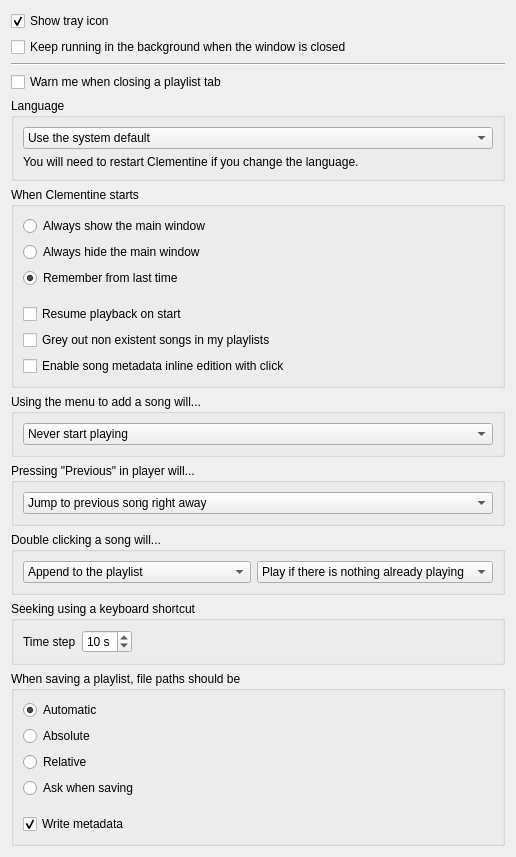
Above: src/ui/behavioursettingspage.ui from clementine-player/Clementine before the change. Below: the same form after it.
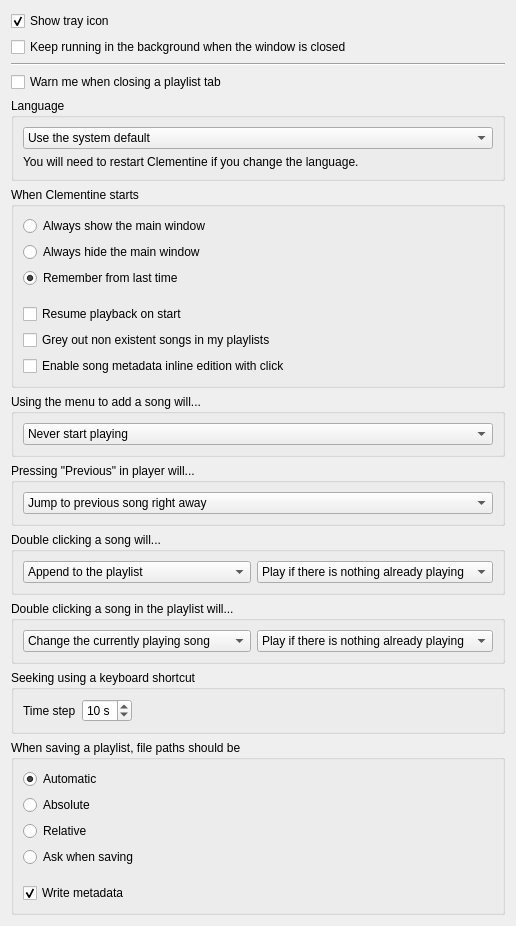
That is the form after the change.

Commit message: work on adding UI options for double clicking songs in playlist

The edit to the form file:
```diff
--- a/src/ui/behavioursettingspage.ui
+++ b/src/ui/behavioursettingspage.ui
@@ -261,6 +261,64 @@
      </layout>
     </widget>
    </item>
+   <item>
+    <widget class="QGroupBox" name="groupBox_2CPL">
+     <property name="title">
+      <string>Double clicking a song in the playlist will...</string>
+     </property>
+     <layout class="QHBoxLayout" name="horizontalLayout_2CPL">
+      <item>
+       <widget class="QComboBox" name="doubleclick_addmode2CPL">
+        <property name="currentIndex">
+         <number>0</number>
+        </property>
+        <item>
+         <property name="text">
+          <string>Change the currently playing song</string>
+         </property>
+        </item>
+        <item>
+         <property name="text">
+          <string>Add to the queue</string>
+         </property>
+        </item>
+        <item>
+         <property name="text">
+          <string>Replace the queue</string>
+         </property>
+        </item>
+        <item>
+         <property name="text">
+          <string>Do nothing</string>
+         </property>
+        </item>
+       </widget>
+      </item>
+      <item>
+       <widget class="QComboBox" name="doubleclick_playmode2CPL">
+        <property name="currentIndex">
+         <number>1</number>
+        </property>
+        <item>
+         <property name="text">
+          <string>Never start playing</string>
+         </property>
+        </item>
+        <item>
+         <property name="text">
+          <string>Play if there is nothing already playing</string>
+         </property>
+        </item>
+        <item>
+         <property name="text">
+          <string>Always start playing</string>
+         </property>
+        </item>
+       </widget>
+      </item>
+     </layout>
+    </widget>
+   </item>
    <item>
     <widget class="QGroupBox" name="groupBox_seekstep">
      <property name="title">
```
The commit also changes 1 other file.
